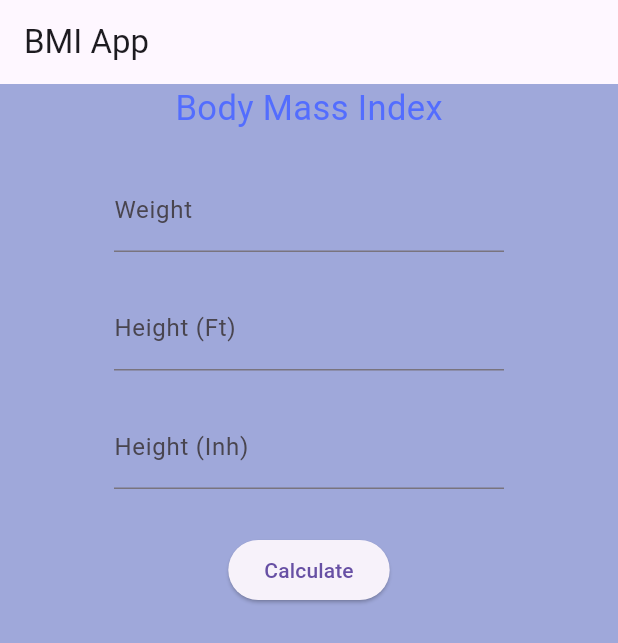
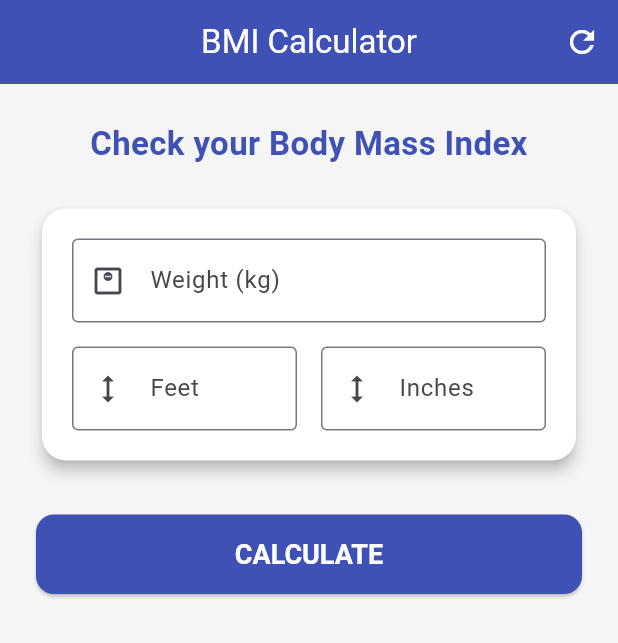
Before and after one commit to Harsh-duhan/BMI-Calculator, a Flutter app: the screen it shows after launch, on a phone screen of 412 x 824 dp. Shown: the top 643 px of the screen. Run offline on Flutter 3.47's test engine with Material 3 defaults, Android fonts, the phone set to English and light mode, and no system bars.

Commit message:
feat: improve UI design with Material 3 styling

```diff
--- a/lib/main.dart
+++ b/lib/main.dart
@@ -1,10 +1,5 @@
 import 'dart:math';
-// import 'package:flutter/cupertino.dart';
-// import 'package:intl/intl.dart';
 import 'package:flutter/material.dart';
-// import 'package:proj1/button.dart' hide Intropage;
-// import 'package:proj1/introPage.dart';
-// import 'package:proj1/data.dart';
 
 void main() {
   runApp(const MyApp());
@@ -12,150 +7,273 @@ void main() {
 
 class MyApp extends StatelessWidget {
   const MyApp({super.key});
-  // This widget is the root of your application.
+
   @override
   Widget build(BuildContext context) {
-    // dbhelp db1 = dbhelp.getInst();
-
     return MaterialApp(
-      title: 'Flutter Demo',
+      title: 'BMI Calculator',
       debugShowCheckedModeBanner: false,
-      theme: ThemeData(primarySwatch: Colors.blue,
-        textTheme: TextTheme(
+      theme: ThemeData(
+        useMaterial3: true,
+        colorScheme: ColorScheme.fromSeed(seedColor: Colors.indigo),
+        scaffoldBackgroundColor: Colors.grey[100],
+        appBarTheme: const AppBarTheme(
+          centerTitle: true,
+          elevation: 0,
+          backgroundColor: Colors.indigo,
+          foregroundColor: Colors.white,
+        ),
+        elevatedButtonTheme: ElevatedButtonThemeData(
+          style: ElevatedButton.styleFrom(
+            backgroundColor: Colors.indigo,
+            foregroundColor: Colors.white,
+            padding: const EdgeInsets.symmetric(horizontal: 32, vertical: 16),
+            textStyle:
+                const TextStyle(fontSize: 18, fontWeight: FontWeight.bold),
+            shape: RoundedRectangleBorder(
+              borderRadius: BorderRadius.circular(12),
+            ),
+          ),
         ),
       ),
-      home: MyHomePage(),
+      home: const MyHomePage(),
     );
   }
 }
-class MyHomePage extends StatefulWidget{
+
+class MyHomePage extends StatefulWidget {
+  const MyHomePage({super.key});
+
   @override
   State<MyHomePage> createState() => _MyHomePageState();
 }
 
 class _MyHomePageState extends State<MyHomePage> {
-  var weight = TextEditingController();
+  final TextEditingController weightController = TextEditingController();
+  final TextEditingController feetController = TextEditingController();
+  final TextEditingController inchesController = TextEditingController();
 
-  var inches = TextEditingController();
+  String result = "";
+  Color resultColor = Colors.transparent;
+  String bmiValue = "";
+  String bmiCategory = "";
 
-  var feet = TextEditingController();
+  void calculateBMI() {
+    var wt = weightController.text.toString();
+    var ft = feetController.text.toString();
+    var inh = inchesController.text.toString();
 
-  var height = TextEditingController();
+    if (wt != "" && ft != "" && inh != "") {
+      try {
+        var iwt = int.parse(wt);
+        var ift = int.parse(ft);
+        var inch = int.parse(inh);
 
-  // var formkey = GlobalKey<FormState>();
-  var result="";
-  var bgColor = Colors.indigo.shade200   ;
+        var totalinch = (ift * 12) + inch;
+        var totalcm = totalinch * 2.54;
+        var totalm = totalcm / 100;
+        var bmi = iwt / (pow(totalm, 2));
+        var output = bmi.toStringAsFixed(2);
+
+        String msg = "";
+        Color color = Colors.transparent;
+
+        if (bmi > 25) {
+          msg = "Overweight";
+          color = Colors.orange.shade100;
+        } else if (bmi < 18) {
+          msg = "Underweight";
+          color = Colors.red.shade100;
+        } else {
+          msg = "Normal";
+          color = Colors.green.shade100;
+        }
+
+        setState(() {
+          bmiValue = output;
+          bmiCategory = msg;
+          resultColor = color;
+          result = ""; // Clear error message
+        });
+      } catch (e) {
+        setState(() {
+          result = "Please enter valid numbers";
+          bmiValue = "";
+          bmiCategory = "";
+          resultColor = Colors.transparent;
+        });
+      }
+    } else {
+      setState(() {
+        result = "Please fill all the values";
+        bmiValue = "";
+        bmiCategory = "";
+        resultColor = Colors.transparent;
+      });
+    }
+  }
+
+  void resetFields() {
+    weightController.clear();
+    feetController.clear();
+    inchesController.clear();
+    setState(() {
+      result = "";
+      bmiValue = "";
+      bmiCategory = "";
+      resultColor = Colors.transparent;
+    });
+  }
 
   @override
   Widget build(BuildContext context) {
-    // RangeLabels labels = RangeLabels(values.start.toString(), values.end.toString());
     return Scaffold(
       appBar: AppBar(
-        title: Text("BMI App") ,
-      ) ,
-      body: Container(
-        color: bgColor,
-        child: Center(
-          child: Container(
+        title: const Text("BMI Calculator"),
+        actions: [
+          IconButton(
+            onPressed: resetFields,
+            icon: const Icon(Icons.refresh),
+            tooltip: "Reset",
+          )
+        ],
+      ),
+      body: SingleChildScrollView(
+        child: Padding(
+          padding: const EdgeInsets.all(24.0),
+          child: Column(
+            crossAxisAlignment: CrossAxisAlignment.stretch,
+            children: [
+              // Instruction Text
+              const Text(
+                "Check your Body Mass Index",
+                textAlign: TextAlign.center,
+                style: TextStyle(
+                  fontSize: 22,
+                  fontWeight: FontWeight.w600,
+                  color: Colors.indigo,
+                ),
+              ),
+              const SizedBox(height: 24),
 
-            width: 260,
-            child: Column(
-              children: [
-                Text("Body Mass Index",style: TextStyle(fontSize: 23, color: Colors.indigoAccent),),
-                SizedBox(
-                  height: 23,
+              // Inputs Card
+              Card(
+                elevation: 4,
+                shape: RoundedRectangleBorder(
+                  borderRadius: BorderRadius.circular(16),
                 ),
-                TextField(
-                  controller: weight,
-                  decoration: InputDecoration(
-                    hintText: "Enter Weight",
-                    labelText: "Weight",
+                color: Colors.white,
+                child: Padding(
+                  padding: const EdgeInsets.all(20.0),
+                  child: Column(
+                    children: [
+                      TextField(
+                        controller: weightController,
+                        decoration: const InputDecoration(
+                          labelText: "Weight (kg)",
+                          prefixIcon: Icon(Icons.monitor_weight_outlined),
+                          border: OutlineInputBorder(),
+                        ),
+                        keyboardType: TextInputType.number,
+                      ),
+                      const SizedBox(height: 16),
+                      Row(
+                        children: [
+                          Expanded(
+                            child: TextField(
+                              controller: feetController,
+                              decoration: const InputDecoration(
+                                labelText: "Feet",
+                                prefixIcon: Icon(Icons.height),
+                                border: OutlineInputBorder(),
+                              ),
+                              keyboardType: TextInputType.number,
+                            ),
+                          ),
+                          const SizedBox(width: 16),
+                          Expanded(
+                            child: TextField(
+                              controller: inchesController,
+                              decoration: const InputDecoration(
+                                labelText: "Inches",
+                                prefixIcon: Icon(Icons.height),
+                                border: OutlineInputBorder(),
+                              ),
+                              keyboardType: TextInputType.number,
+                            ),
+                          ),
+                        ],
+                      ),
+                    ],
+                  ),
+                ),
+              ),
 
+              const SizedBox(height: 32),
+
+              // Calculate Button
+              ElevatedButton(
+                onPressed: calculateBMI,
+                child: const Text("CALCULATE"),
+              ),
+
+              const SizedBox(height: 32),
+
+              // Result Area
+              if (bmiValue.isNotEmpty)
+                Container(
+                  padding: const EdgeInsets.all(20),
+                  decoration: BoxDecoration(
+                    color: resultColor,
+                    borderRadius: BorderRadius.circular(16),
+                    border: Border.all(
+                      color: Colors.black12,
+                    ),
                   ),
-                  keyboardType: TextInputType.number,
+                  child: Column(
+                    children: [
+                      const Text(
+                        "Your BMI",
+                        style: TextStyle(
+                          fontSize: 16,
+                          fontWeight: FontWeight.w500,
+                          color: Colors.black54,
+                        ),
+                      ),
+                      const SizedBox(height: 8),
+                      Text(
+                        bmiValue,
+                        style: const TextStyle(
+                          fontSize: 48,
+                          fontWeight: FontWeight.bold,
+                          color: Colors.black87,
+                        ),
+                      ),
+                      const SizedBox(height: 8),
+                      Text(
+                        bmiCategory,
+                        style: TextStyle(
+                          fontSize: 24,
+                          fontWeight: FontWeight.w600,
+                          color: Colors.black87.withOpacity(0.8),
+                        ),
+                      ),
+                    ],
+                  ),
                 ),
-                SizedBox(
-                  height: 23,
+
+              // Error Message
+              if (result.isNotEmpty && bmiValue.isEmpty)
+                Text(
+                  result,
+                  textAlign: TextAlign.center,
+                  style: const TextStyle(
+                    fontSize: 16,
+                    color: Colors.red,
+                    fontWeight: FontWeight.w500,
+                  ),
                 ),
-                TextField(
-                  controller: feet,
-                  decoration: InputDecoration(
-                    hintText: "Enter Height in Feet",
-                    labelText: "Height (Ft)",
-
-                  ),
-                  keyboardType: TextInputType.number,
-                ),
-                SizedBox(
-                  height: 23,
-                ),
-                TextField(
-                  controller: inches,
-                  decoration: InputDecoration(
-                    hintText: "Enter Height in Inches",
-                    labelText: "Height (Inh)",
-
-                  ),
-                  keyboardType: TextInputType.number,
-                ),
-                SizedBox(
-                  height: 30,
-                ),
-                ElevatedButton(
-                    onPressed: (){
-                      var wt = weight.text.toString();
-                      var ft = feet.text.toString();
-                      var inh = inches.text.toString();
-
-                      if(wt!="" && ft!="" && inh!=""){
-                        // print("");
-                        var iwt = int.parse(wt);
-                        var ift = int.parse(ft);
-                        var inch = int.parse(inh);
-
-                        var totalinch = (ift*12)+inch;
-                        var totalcm = totalinch*2.54;
-                        var totalm = totalcm/100;
-                        var bmi = iwt/(pow(totalm,2));
-                        var output = bmi.toStringAsFixed(2);
-
-                        var msg ="";
-                        if(bmi>25){
-                          bgColor = Colors.orange.shade700;
-                          msg = "Overweight";
-                        }
-                        else if(bmi<18){
-                          bgColor = Colors.red.shade200;
-                          msg = "Underweight";
-                        }
-                        else{
-                          bgColor = Colors.green.shade200;
-                          msg = "Normal";
-                        }
-
-
-                        setState((){
-                          result = "       $msg \n Your BMI is $output ";
-                        });
-
-
-
-                      }
-                      else{
-                        setState((){
-                          result= " please fill all the values";
-                        });
-                      }
-                    },
-                    child: Text("Calculate")
-                ),
-                SizedBox(
-                  height: 30,
-                ),
-                Text(result, style: TextStyle(fontSize: 23, color: Colors.indigoAccent),),
-
-              ],
-            ),
+            ],
           ),
         ),
       ),
```
